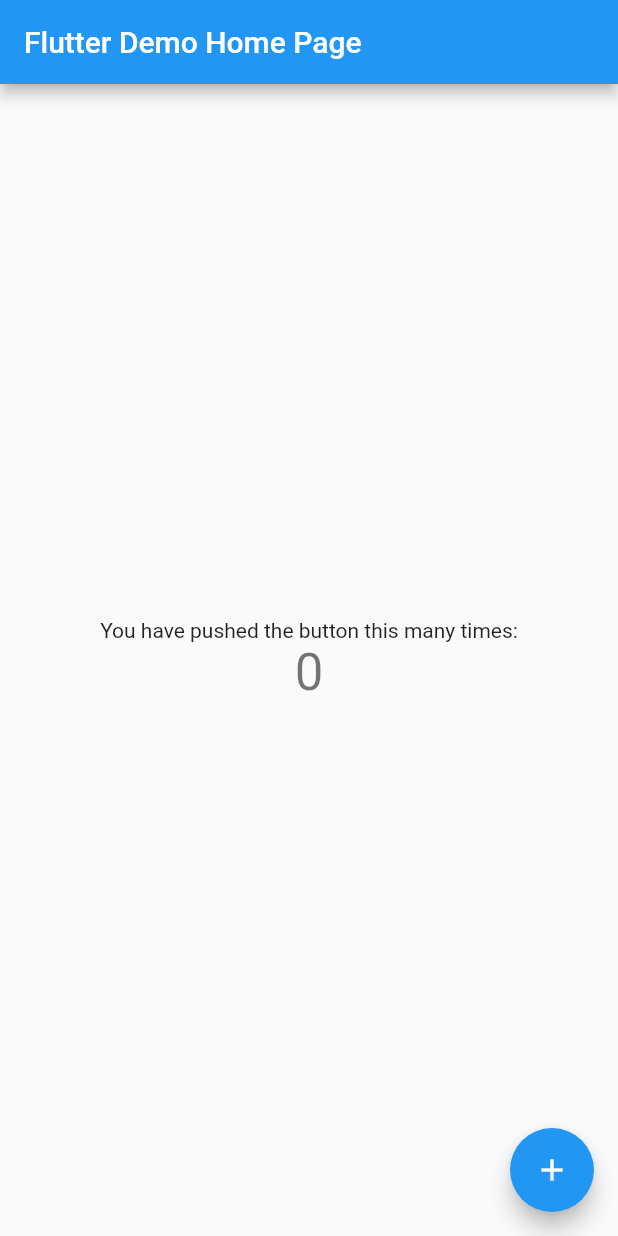
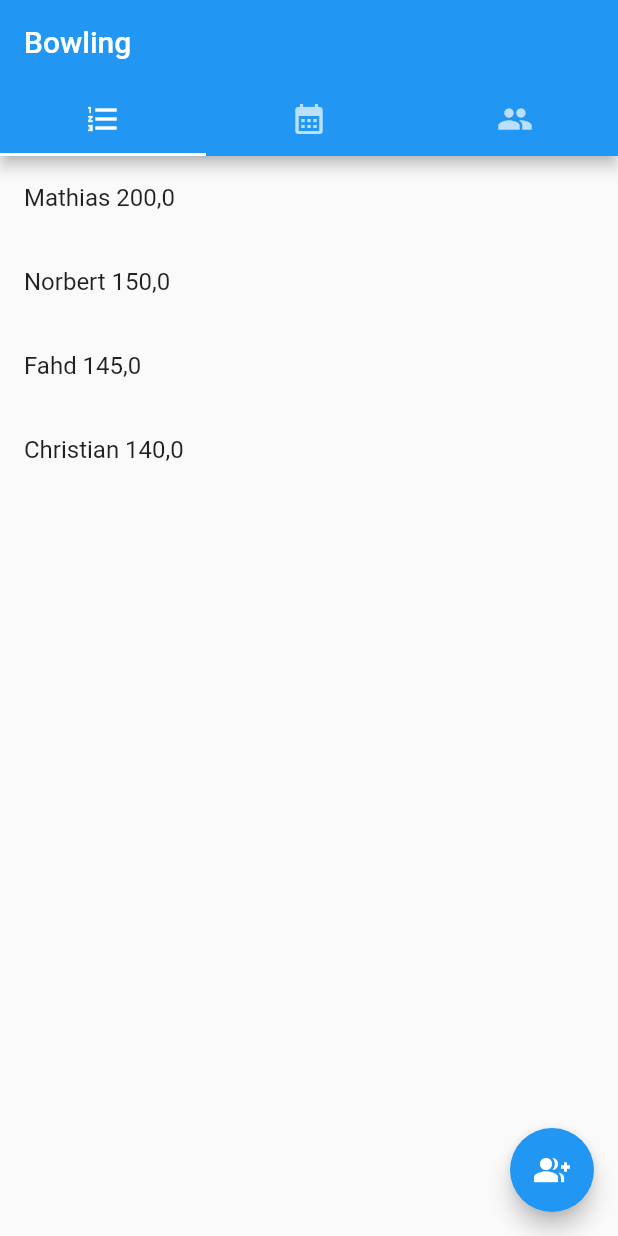
Before and after one commit to mathias-schulze/bowling-mobile-app, a Flutter app: the screen it shows after launch, on a phone screen of 412 x 824 dp. Run offline on Flutter 3.47's test engine with Material 2 defaults, Android fonts, the phone set to English and light mode, and no system bars.

Commit message:
basic UI structure

```diff
--- a/lib/main.dart
+++ b/lib/main.dart
@@ -1,4 +1,5 @@
 import 'package:flutter/material.dart';
+import 'package:intl/intl.dart';
 
 void main() {
   runApp(const MyApp());
@@ -7,39 +8,23 @@
 class MyApp extends StatelessWidget {
   const MyApp({Key? key}) : super(key: key);
 
-  // This widget is the root of your application.
   @override
   Widget build(BuildContext context) {
     return MaterialApp(
-      title: 'Flutter Demo',
+      title: 'Bowling',
       theme: ThemeData(
-        // This is the theme of your application.
-        //
-        // Try running your application with "flutter run". You'll see the
-        // application has a blue toolbar. Then, without quitting the app, try
-        // changing the primarySwatch below to Colors.green and then invoke
-        // "hot reload" (press "r" in the console where you ran "flutter run",
-        // or simply save your changes to "hot reload" in a Flutter IDE).
-        // Notice that the counter didn't reset back to zero; the application
-        // is not restarted.
         primarySwatch: Colors.blue,
       ),
-      home: const MyHomePage(title: 'Flutter Demo Home Page'),
+      home: const DefaultTabController(
+        length: 3,
+        child: MyHomePage(title: 'Bowling'),
+      )
     );
   }
 }
 
 class MyHomePage extends StatefulWidget {
   const MyHomePage({Key? key, required this.title}) : super(key: key);
-
-  // This widget is the home page of your application. It is stateful, meaning
-  // that it has a State object (defined below) that contains fields that affect
-  // how it looks.
-
-  // This class is the configuration for the state. It holds the values (in this
-  // case the title) provided by the parent (in this case the App widget) and
-  // used by the build method of the State. Fields in a Widget subclass are
-  // always marked "final".
 
   final String title;
 
@@ -48,68 +33,162 @@
 }
 
 class _MyHomePageState extends State<MyHomePage> {
-  int _counter = 0;
-
-  void _incrementCounter() {
-    setState(() {
-      // This call to setState tells the Flutter framework that something has
-      // changed in this State, which causes it to rerun the build method below
-      // so that the display can reflect the updated values. If we changed
-      // _counter without calling setState(), then the build method would not be
-      // called again, and so nothing would appear to happen.
-      _counter++;
-    });
-  }
 
   @override
   Widget build(BuildContext context) {
-    // This method is rerun every time setState is called, for instance as done
-    // by the _incrementCounter method above.
-    //
-    // The Flutter framework has been optimized to make rerunning build methods
-    // fast, so that you can just rebuild anything that needs updating rather
-    // than having to individually change instances of widgets.
+
     return Scaffold(
       appBar: AppBar(
-        // Here we take the value from the MyHomePage object that was created by
-        // the App.build method, and use it to set our appbar title.
         title: Text(widget.title),
-      ),
-      body: Center(
-        // Center is a layout widget. It takes a single child and positions it
-        // in the middle of the parent.
-        child: Column(
-          // Column is also a layout widget. It takes a list of children and
-          // arranges them vertically. By default, it sizes itself to fit its
-          // children horizontally, and tries to be as tall as its parent.
-          //
-          // Invoke "debug painting" (press "p" in the console, choose the
-          // "Toggle Debug Paint" action from the Flutter Inspector in Android
-          // Studio, or the "Toggle Debug Paint" command in Visual Studio Code)
-          // to see the wireframe for each widget.
-          //
-          // Column has various properties to control how it sizes itself and
-          // how it positions its children. Here we use mainAxisAlignment to
-          // center the children vertically; the main axis here is the vertical
-          // axis because Columns are vertical (the cross axis would be
-          // horizontal).
-          mainAxisAlignment: MainAxisAlignment.center,
-          children: <Widget>[
-            const Text(
-              'You have pushed the button this many times:',
-            ),
-            Text(
-              '$_counter',
-              style: Theme.of(context).textTheme.headline4,
-            ),
-          ],
+        bottom: const TabBar(
+            tabs: [
+              Tab(icon: Icon(Icons.format_list_numbered)),
+              Tab(icon: Icon(Icons.calendar_month)),
+              Tab(icon: Icon(Icons.people)),
+            ],
         ),
       ),
-      floatingActionButton: FloatingActionButton(
-        onPressed: _incrementCounter,
-        tooltip: 'Increment',
-        child: const Icon(Icons.add),
-      ), // This trailing comma makes auto-formatting nicer for build methods.
+      body: const TabBarView(
+          children: [
+            ResultTab(),
+            DateTab(),
+            PlayerTab(),
+          ]
+      ),
     );
   }
 }
+
+class ResultTab extends StatefulWidget {
+  const ResultTab({Key? key}) : super(key: key);
+
+  @override
+  State<StatefulWidget> createState() => _ResultTabState();
+}
+
+class _ResultTabState extends State<ResultTab> {
+
+  final NumberFormat numberFormat = NumberFormat("###.0#", "de_De");
+
+  final _results = <_Result>[
+    _Result("Mathias", 200.0),
+    _Result("Norbert", 150.0),
+    _Result("Fahd", 145.0),
+    _Result("Christian", 140.0),
+  ];
+
+  @override
+  Widget build(BuildContext context) {
+    return Scaffold(
+      body: ListView.builder(
+          itemCount: _results.length,
+          itemBuilder: (context, index) {
+            var result = _results[index];
+            return ListTile(
+              title: Text(result._player + " " + numberFormat.format(result._score)),
+            );
+          }
+      ),
+      floatingActionButton: FloatingActionButton(
+        onPressed: () => () {},
+        tooltip: 'Spieler hinzufügen',
+        child: const Icon(Icons.group_add),
+      ),
+    );
+  }
+}
+
+class _Result {
+  final String _player;
+  final double _score;
+
+  _Result(this._player, this._score);
+}
+
+class DateTab extends StatefulWidget {
+  const DateTab({Key? key}) : super(key: key);
+
+  @override
+  State<StatefulWidget> createState() => _DateTabState();
+}
+
+class _DateTabState extends State<DateTab> {
+
+  final DateFormat dateFormat = DateFormat("dd.MM.yyyy");
+
+  final _dates = <_Date>[
+    _Date(DateTime.parse("2020-02-04"), "XXL Bowling 117"),
+    _Date(DateTime.parse("2020-03-03"), "XXL Bowling 118"),
+    _Date(DateTime.parse("2022-05-03"), "XXL Bowling 119"),
+  ];
+
+  @override
+  Widget build(BuildContext context) {
+    return Scaffold(
+      body: ListView.builder(
+          itemCount: _dates.length,
+          itemBuilder: (context, index) {
+            var date = _dates[index];
+            return ListTile(
+              title: Text(dateFormat.format(date._date) + " " + date._desc),
+            );
+          }
+      ),
+      floatingActionButton: FloatingActionButton(
+        onPressed: () => () {},
+        tooltip: 'Termin anlegen',
+        child: const Icon(Icons.insert_invitation),
+      ),
+    );
+  }
+}
+
+class _Date {
+  final DateTime _date;
+  final String _desc;
+
+  _Date(this._date, this._desc);
+}
+
+class PlayerTab extends StatefulWidget {
+  const PlayerTab({Key? key}) : super(key: key);
+
+  @override
+  State<StatefulWidget> createState() => _PlayerTabState();
+}
+
+class _PlayerTabState extends State<PlayerTab> {
+
+  final _player = <_Player>[
+    _Player("Christian"),
+    _Player("Fahd"),
+    _Player("Mathias"),
+    _Player("Norbert"),
+  ];
+
+  @override
+  Widget build(BuildContext context) {
+
+    return Scaffold(
+      body: ListView.builder(
+        itemCount: _player.length,
+        itemBuilder: (context, index) {
+          return ListTile(
+            title: Text(_player[index]._name),
+          );
+        }
+      ),
+      floatingActionButton: FloatingActionButton(
+        onPressed: () => () {},
+        tooltip: 'Spieler anlegen',
+        child: const Icon(Icons.person_add),
+      ),
+    );
+  }
+}
+
+class _Player {
+  final String _name;
+
+  _Player(this._name);
+}
--- a/pubspec.yaml
+++ b/pubspec.yaml
@@ -34,8 +34,10 @@
   # The following adds the Cupertino Icons font to your application.
   # Use with the CupertinoIcons class for iOS style icons.
   cupertino_icons: ^1.0.2
+  intl: ^0.17.0
 
 dev_dependencies:
+  flutter_launcher_icons: "^0.9.2"
   flutter_test:
     sdk: flutter
 
@@ -87,3 +89,7 @@
   #
   # For details regarding fonts from package dependencies,
   # see https://flutter.dev/custom-fonts/#from-packages
+
+flutter_icons:
+  android: true
+  image_path: "assets/icon.png"
```
Also changed, not shown: assets/icon.png (added), pubspec.lock, 7 other files.
